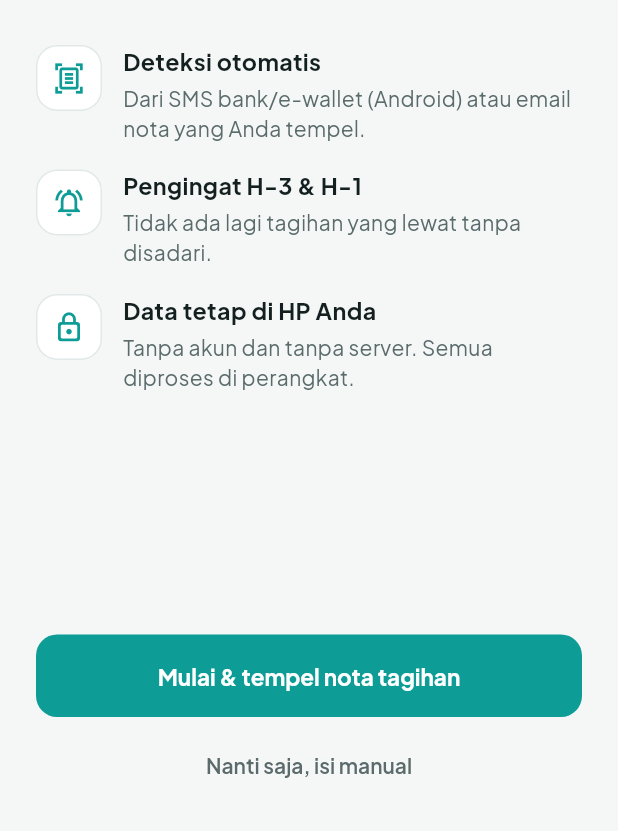
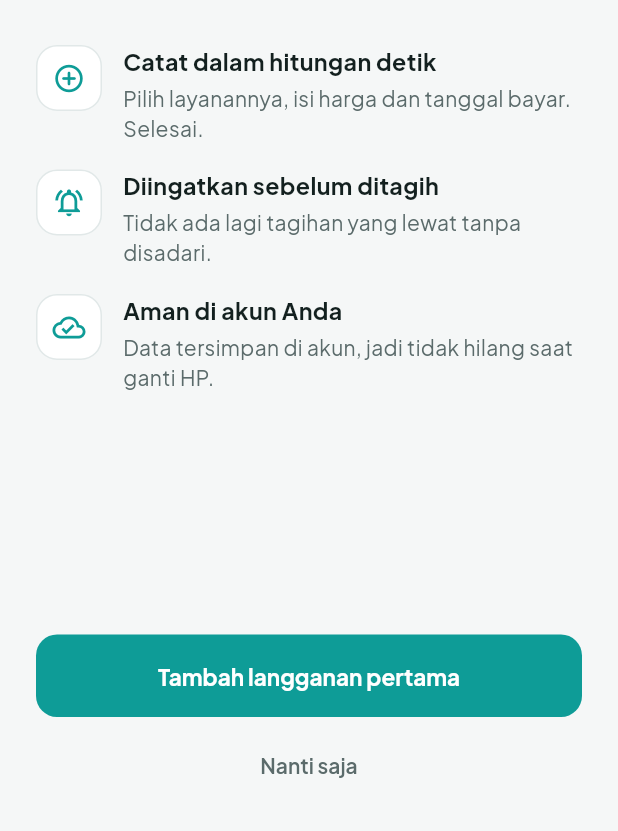
Before and after one commit to darulknafm-coder/langgananku, a Flutter app: the screen it shows once a user with an empty profile is signed in, on a phone screen of 412 x 824 dp, the part 405-1236 px from its top. Run offline on Flutter 3.47's test engine with Material 3 defaults, Android fonts, the phone set to English and light mode, and no system bars; our stand-ins replace cloud_firestore, file_picker, firebase_auth, firebase_core, flutter_local_notifications, local_auth and 3 more; missing offline and left inert: flutter_sms_inbox; accounts and stored records are empty; network calls fail.

Commit message:
v2.0: teks perkenalan disesuaikan (akun), tombol mulai langsung ke tambah langganan, label layanan populer
Co-Authored-By: Claude Opus 5.5 <noreply@anthropic.com>
Claude-Session: https://claude.ai/code/session_015VoQiscjwL9pWAYtzzf5pm

```diff
--- a/lib/screens/catalog_picker.dart
+++ b/lib/screens/catalog_picker.dart
@@ -69,7 +69,7 @@ class _CatalogPickerState extends State<CatalogPicker> {
                       const SizedBox(height: 4),
                       SubAvatar(logoKey: c.key, name: c.name, color: c.color, size: 52),
                       const SizedBox(height: 8),
-                      Text(c.name.split(' ').first,
+                      Text(c.name.replaceAll(RegExp(r' (Premium|Plus|Pro|Hotstar|Platinum)\b'), ''),
                           maxLines: 1,
                           overflow: TextOverflow.ellipsis,
                           textAlign: TextAlign.center,
--- a/lib/screens/onboarding_screen.dart
+++ b/lib/screens/onboarding_screen.dart
@@ -3,7 +3,7 @@ import 'package:flutter/material.dart';
 import '../services/notification_service.dart';
 import '../services/repository.dart';
 import '../theme/app_theme.dart';
-import 'scan_screen.dart';
+import 'catalog_picker.dart';
 
 class OnboardingScreen extends StatelessWidget {
   const OnboardingScreen({super.key});
@@ -14,7 +14,7 @@ class OnboardingScreen extends StatelessWidget {
     // Layar utama tampil otomatis setelah onboarding selesai (lihat AppRoot).
     await Repo.instance.completeOnboarding();
     if (scan) {
-      nav.push(MaterialPageRoute(builder: (_) => const ScanScreen()));
+      nav.push(MaterialPageRoute(builder: (_) => const CatalogPicker()));
     }
   }
 
@@ -70,19 +70,19 @@ class OnboardingScreen extends StatelessWidget {
                 'dan membantu berhenti membayar yang tidak terpakai.',
                 style: TextStyle(color: AppColors.muted, fontSize: 15, height: 1.45)),
             const SizedBox(height: 30),
-            point(Icons.document_scanner_outlined, 'Deteksi otomatis',
-                'Dari SMS bank/e-wallet (Android) atau email nota yang Anda tempel.'),
-            point(Icons.notifications_active_outlined, 'Pengingat H-3 & H-1',
+            point(Icons.add_circle_outline_rounded, 'Catat dalam hitungan detik',
+                'Pilih layanannya, isi harga dan tanggal bayar. Selesai.'),
+            point(Icons.notifications_active_outlined, 'Diingatkan sebelum ditagih',
                 'Tidak ada lagi tagihan yang lewat tanpa disadari.'),
-            point(Icons.lock_outline_rounded, 'Data tetap di HP Anda',
-                'Tanpa akun dan tanpa server. Semua diproses di perangkat.'),
+            point(Icons.cloud_done_outlined, 'Aman di akun Anda',
+                'Data tersimpan di akun, jadi tidak hilang saat ganti HP.'),
             const Spacer(),
             SizedBox(
               width: double.infinity,
               child: FilledButton(
                 onPressed: () => _start(context, scan: true),
                 style: FilledButton.styleFrom(padding: const EdgeInsets.symmetric(vertical: 18)),
-                child: const Text('Mulai & tempel nota tagihan'),
+                child: const Text('Tambah langganan pertama'),
               ),
             ),
             const SizedBox(height: 8),
@@ -91,7 +91,7 @@ class OnboardingScreen extends StatelessWidget {
               child: TextButton(
                 onPressed: () => _start(context, scan: false),
                 style: TextButton.styleFrom(foregroundColor: AppColors.muted),
-                child: const Text('Nanti saja, isi manual'),
+                child: const Text('Nanti saja'),
               ),
             ),
           ]),
```
